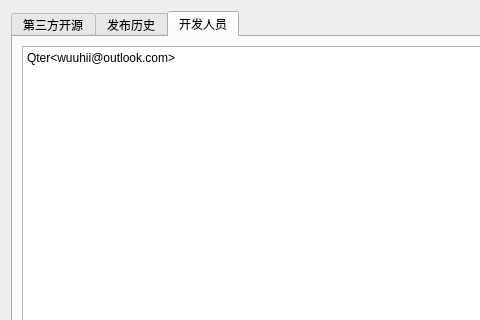
Old version of the form ui/widgets/SAKMoreInformation.ui in the repository x-tools-author/x-tools; both pictures show x 0 to 480 and y 0 to 320 of the 630 by 474 pixel window.
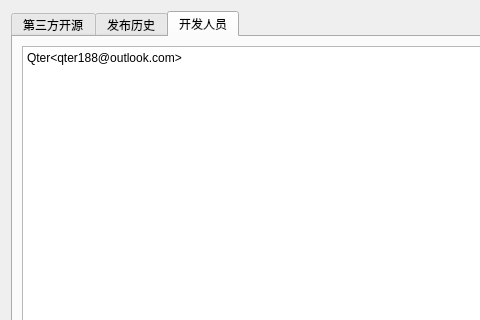
New version of the form. The open tabs and pages were chosen to show the change.

What changed in the file:
```diff
--- a/ui/widgets/SAKMoreInformation.ui
+++ b/ui/widgets/SAKMoreInformation.ui
@@ -98,7 +98,7 @@
 &lt;html&gt;&lt;head&gt;&lt;meta name=&quot;qrichtext&quot; content=&quot;1&quot; /&gt;&lt;style type=&quot;text/css&quot;&gt;
 p, li { white-space: pre-wrap; }
 &lt;/style&gt;&lt;/head&gt;&lt;body style=&quot; font-family:'SimSun'; font-size:9pt; font-weight:400; font-style:normal;&quot;&gt;
-&lt;p style=&quot; margin-top:0px; margin-bottom:0px; margin-left:0px; margin-right:0px; -qt-block-indent:0; text-indent:0px;&quot;&gt;&lt;span style=&quot; font-family:'SimSun';&quot;&gt;Qter&amp;lt;wuuhii@outlook.com&amp;gt;&lt;/span&gt;&lt;/p&gt;&lt;/body&gt;&lt;/html&gt;</string>
+&lt;p style=&quot; margin-top:0px; margin-bottom:0px; margin-left:0px; margin-right:0px; -qt-block-indent:0; text-indent:0px;&quot;&gt;&lt;span style=&quot; font-family:'SimSun';&quot;&gt;Qter&amp;lt;qter188@outlook.com&amp;gt;&lt;/span&gt;&lt;/p&gt;&lt;/body&gt;&lt;/html&gt;</string>
          </property>
         </widget>
        </item>
```
